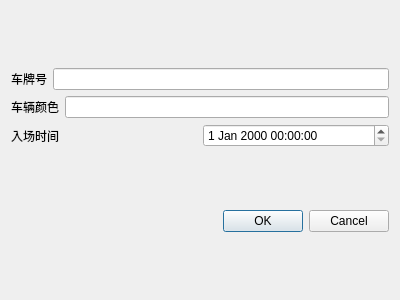
This is caredit.ui in LeoB-O/CarParkManagement as Qt 5 draws it before an edit. The edited form follows.
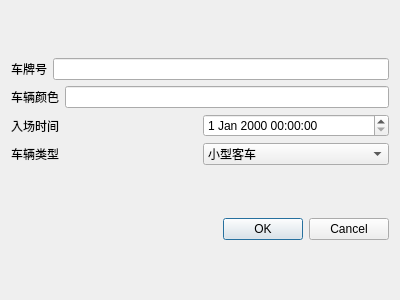
This is the edited form.

What changed in the file:
```diff
--- a/caredit.ui
+++ b/caredit.ui
@@ -58,6 +58,41 @@
        </item>
       </layout>
      </item>
+     <item>
+      <layout class="QHBoxLayout" name="horizontalLayout_4">
+       <item>
+        <widget class="QLabel" name="label_4">
+         <property name="text">
+          <string>车辆类型</string>
+         </property>
+        </widget>
+       </item>
+       <item>
+        <widget class="QComboBox" name="comboBox">
+         <item>
+          <property name="text">
+           <string>小型客车</string>
+          </property>
+         </item>
+         <item>
+          <property name="text">
+           <string>小型货车</string>
+          </property>
+         </item>
+         <item>
+          <property name="text">
+           <string>中型货车</string>
+          </property>
+         </item>
+         <item>
+          <property name="text">
+           <string>大型货车</string>
+          </property>
+         </item>
+        </widget>
+       </item>
+      </layout>
+     </item>
     </layout>
    </item>
    <item>
```
